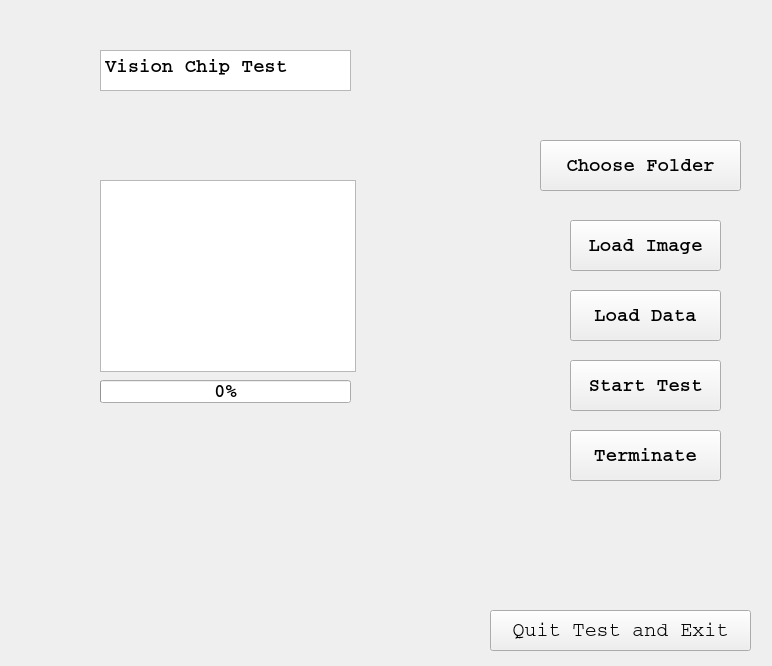
First picture: the form in untitled.ui, repository JackGittes/VPGUI, before the edit.
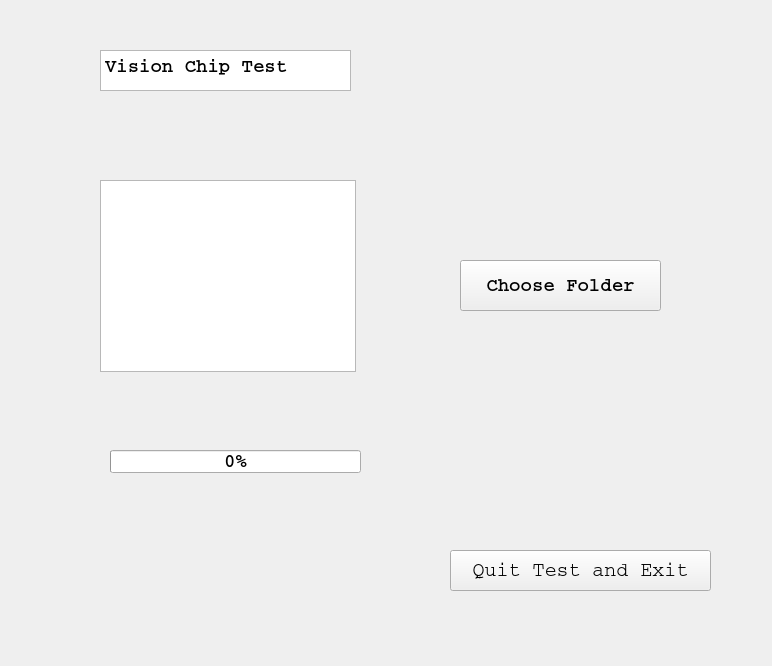
Second picture: the form after the edit.

Diff of the .ui file:
```diff
--- a/untitled.ui
+++ b/untitled.ui
@@ -21,69 +21,6 @@
   <property name="windowTitle">
    <string>Vision Chip Test</string>
   </property>
-  <widget class="QPushButton" name="LoadImg">
-   <property name="geometry">
-    <rect>
-     <x>570</x>
-     <y>220</y>
-     <width>151</width>
-     <height>51</height>
-    </rect>
-   </property>
-   <property name="font">
-    <font>
-     <family>Courier</family>
-     <pointsize>14</pointsize>
-     <weight>75</weight>
-     <bold>true</bold>
-    </font>
-   </property>
-   <property name="text">
-    <string>Load Image</string>
-   </property>
-  </widget>
-  <widget class="QPushButton" name="LoadData">
-   <property name="geometry">
-    <rect>
-     <x>570</x>
-     <y>290</y>
-     <width>151</width>
-     <height>51</height>
-    </rect>
-   </property>
-   <property name="font">
-    <font>
-     <family>Courier</family>
-     <pointsize>14</pointsize>
-     <weight>75</weight>
-     <bold>true</bold>
-    </font>
-   </property>
-   <property name="text">
-    <string>Load Data</string>
-   </property>
-  </widget>
-  <widget class="QPushButton" name="Start_Test">
-   <property name="geometry">
-    <rect>
-     <x>570</x>
-     <y>360</y>
-     <width>151</width>
-     <height>51</height>
-    </rect>
-   </property>
-   <property name="font">
-    <font>
-     <family>Courier</family>
-     <pointsize>14</pointsize>
-     <weight>75</weight>
-     <bold>true</bold>
-    </font>
-   </property>
-   <property name="text">
-    <string>Start Test</string>
-   </property>
-  </widget>
   <widget class="QPlainTextEdit" name="VPTitleHint">
    <property name="geometry">
     <rect>
@@ -114,8 +51,8 @@
   <widget class="QToolButton" name="ChooseFolder">
    <property name="geometry">
     <rect>
-     <x>540</x>
-     <y>140</y>
+     <x>460</x>
+     <y>260</y>
      <width>201</width>
      <height>51</height>
     </rect>
@@ -143,32 +80,11 @@
     </rect>
    </property>
   </widget>
-  <widget class="QPushButton" name="Terminate">
-   <property name="geometry">
-    <rect>
-     <x>570</x>
-     <y>430</y>
-     <width>151</width>
-     <height>51</height>
-    </rect>
-   </property>
-   <property name="font">
-    <font>
-     <family>Courier</family>
-     <pointsize>14</pointsize>
-     <weight>75</weight>
-     <bold>true</bold>
-    </font>
-   </property>
-   <property name="text">
-    <string>Terminate</string>
-   </property>
-  </widget>
   <widget class="QPushButton" name="QuitAndClose">
    <property name="geometry">
     <rect>
-     <x>490</x>
-     <y>610</y>
+     <x>450</x>
+     <y>550</y>
      <width>261</width>
      <height>41</height>
     </rect>
@@ -193,8 +109,8 @@
   <widget class="QProgressBar" name="TestProgress">
    <property name="geometry">
     <rect>
-     <x>100</x>
-     <y>380</y>
+     <x>110</x>
+     <y>450</y>
      <width>251</width>
      <height>23</height>
     </rect>
```
Left out of the diff: 16 changed lines with no effect on the pictures.
